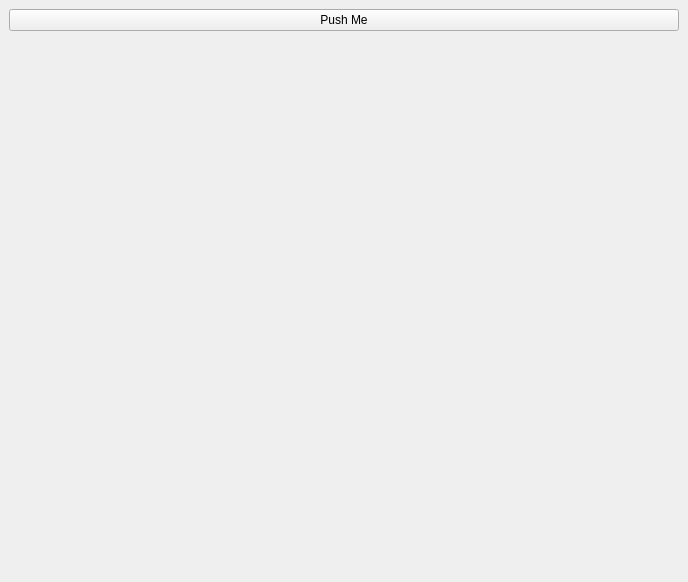
This is lui_testing/py3_pyside2_n_dui2/html_view/simple.ui in luisodls/dui_prototyping as Qt 5 draws it before an edit. The edited form follows.
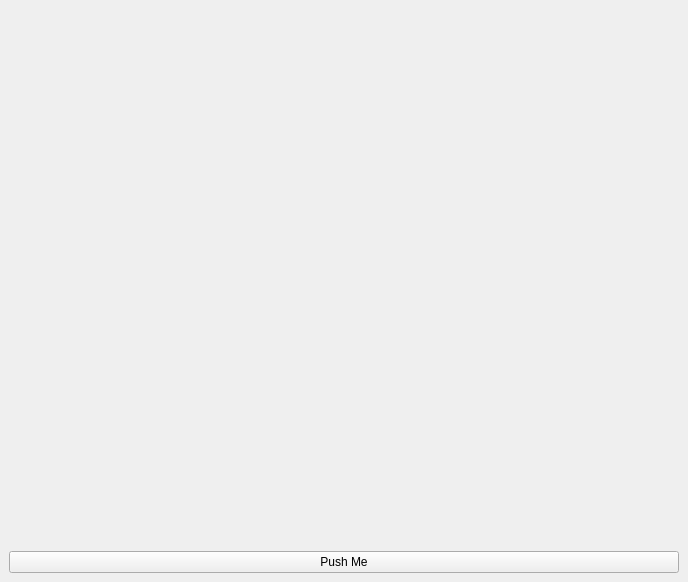
This is the edited form.

Commit message: some fixes on html view test

Diff of the .ui file:
```diff
--- a/lui_testing/py3_pyside2_n_dui2/html_view/simple.ui
+++ b/lui_testing/py3_pyside2_n_dui2/html_view/simple.ui
@@ -14,17 +14,17 @@
    <string>MainWindow</string>
   </property>
   <widget class="QWidget" name="HtmlWidget">
-   <layout class="QGridLayout" name="gridLayout">
-    <item row="0" column="0">
+   <layout class="QVBoxLayout" name="verticalLayout">
+    <item>
+     <widget class="QWidget" name="InerWidget" native="true"/>
+    </item>
+    <item>
      <widget class="QPushButton" name="Button1">
       <property name="text">
        <string>Push Me</string>
       </property>
      </widget>
     </item>
-    <item row="1" column="0">
-     <widget class="QWidget" name="widget" native="true"/>
-    </item>
    </layout>
   </widget>
  </widget>
```
The commit also changes 1 other file.
